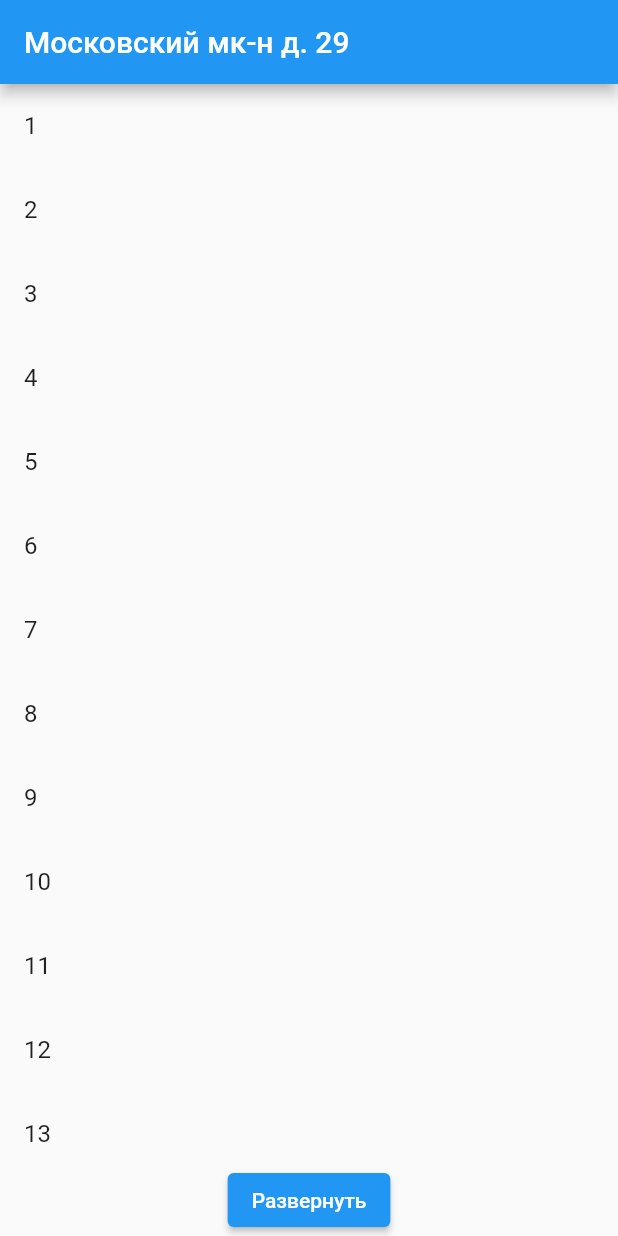
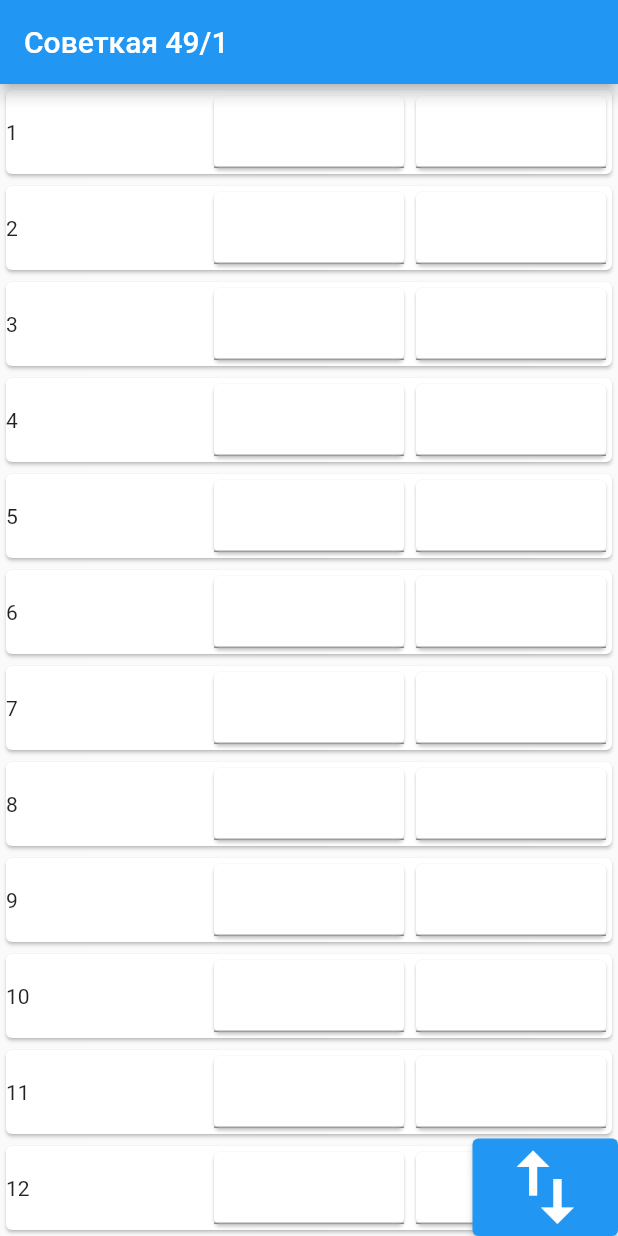
Before and after one commit to Miroxa99/CountersSAKS, a Flutter app: the screen it shows after launch, on a phone screen of 412 x 824 dp. Run offline on Flutter 3.47's test engine with Material 2 defaults, Android fonts, the phone set to English and light mode, and no system bars; missing offline and left inert: dart:html.

Commit message:
Настроил список с кнопкой

```diff
--- a/lib/Pages/Houses/TestList.dart
+++ b/lib/Pages/Houses/TestList.dart
@@ -1,46 +1,48 @@
+import 'dart:html';
+
 import 'package:flutter/material.dart';
 
-class HomePage2 extends StatelessWidget {
+class HomePage2 extends StatefulWidget {
+  @override
+  State<HomePage2> createState() => _HomePage2State();
+}
+
+class _HomePage2State extends State<HomePage2> {
+  bool MyReverse = false;
+  int ItemCount = 262;
+
   @override
   Widget build(BuildContext context) {
     return Scaffold(
-        appBar: AppBar(
-          title: Text('Московский мк-н д. 29'),
-        ),
-        body: Row(
-          children: [Expanded(child: CountList())],
-        ));
+        appBar: AppBar(title: Text('Советкая 49/1')),
+        body: Container(
+            child: Stack(
+          alignment: AlignmentDirectional.bottomEnd,
+          children: [
+            (Row(crossAxisAlignment: CrossAxisAlignment.start, children: [
+              Expanded(
+                  child: ListView.builder(
+                      itemCount: ItemCount,
+                      itemBuilder: (BuildContext context, int index) => Card(
+                              child: Row(
+                            children: [
+                              Expanded(
+                                  child: Text(
+                                      '${MyReverse == false ? 1 + index : ItemCount - index}')),
+                              Expanded(child: Card(child: TextField())),
+                              Expanded(child: Card(child: TextField()))
+                            ],
+                          )))),
+            ])),
+            ElevatedButton(
+                onPressed: () {
+                  setState(() {
+                    MyReverse == false ? MyReverse = true : MyReverse = false;
+                  });
+                },
+                child: Icon(Icons.import_export_sharp,
+                    semanticLabel: 'Сверхну-вниз', size: 65)),
+          ],
+        )));
   }
 }
-
-class CountList extends StatefulWidget {
-  @override
-  _CountListState createState() => _CountListState();
-}
-
-class _CountListState extends State<CountList> {
-  @override
-  Widget build(BuildContext context) {
-    return Column(
-      children: [
-        Expanded(
-            child: ListView.builder(
-                reverse: false,
-                itemCount: 262,
-                itemBuilder: (BuildContext context, var index) {
-                  return ListTile(
-                    title: Text("${index + 1}"),
-                  );
-                })),
-        // ReverseButton()
-        ElevatedButton(child: Text('Развернуть'), onPressed: () {})
-      ],
-    );
-  }
-}
-
-// Widget ReverseButton() {
-//   return Container(
-//     child: ElevatedButton(child: Text('Развернуть'), onPressed: () {}),
-//   );
-// }
--- a/pubspec.yaml
+++ b/pubspec.yaml
@@ -27,8 +27,11 @@ environment:
 # the latest version available on pub.dev. To see which dependencies have newer
 # versions available, run `flutter pub outdated`.
 dependencies:
+  sqflite: any
+  path_provider: ^1.6.0
   flutter:
     sdk: flutter
+
 
 
   # The following adds the Cupertino Icons font to your application.
```
Also changed, not shown: pubspec.lock, 1 other file.
